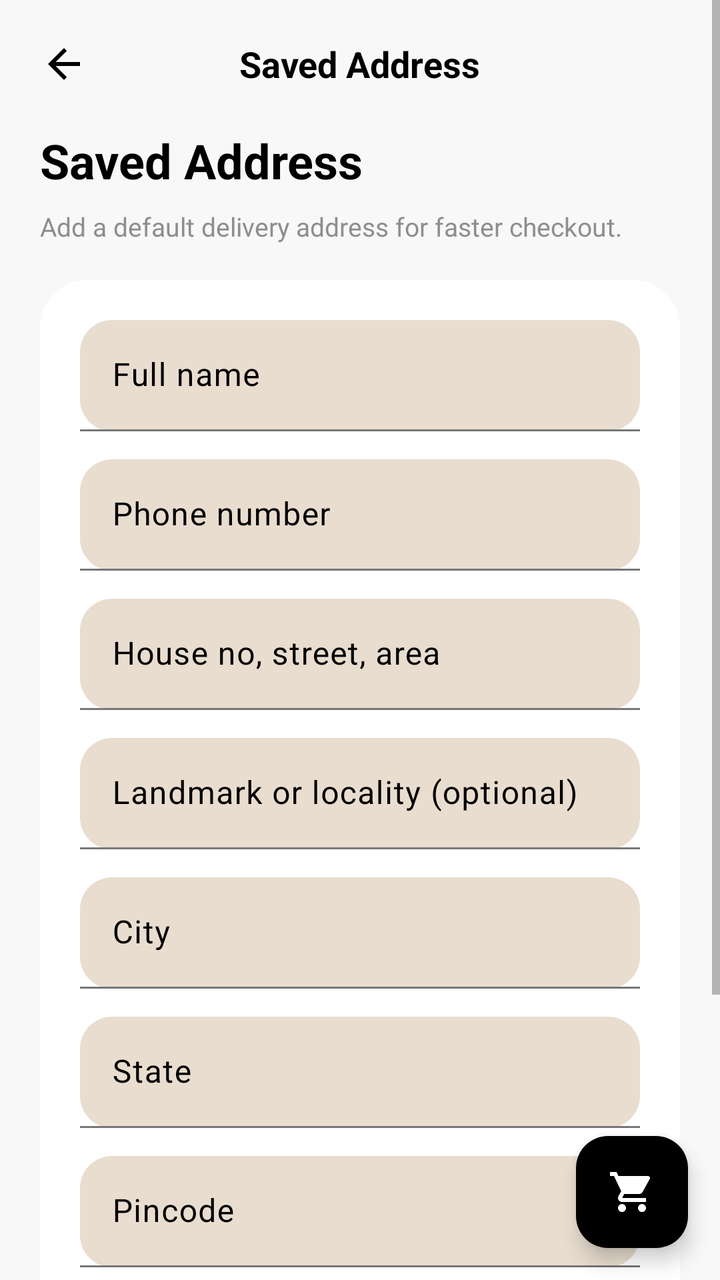
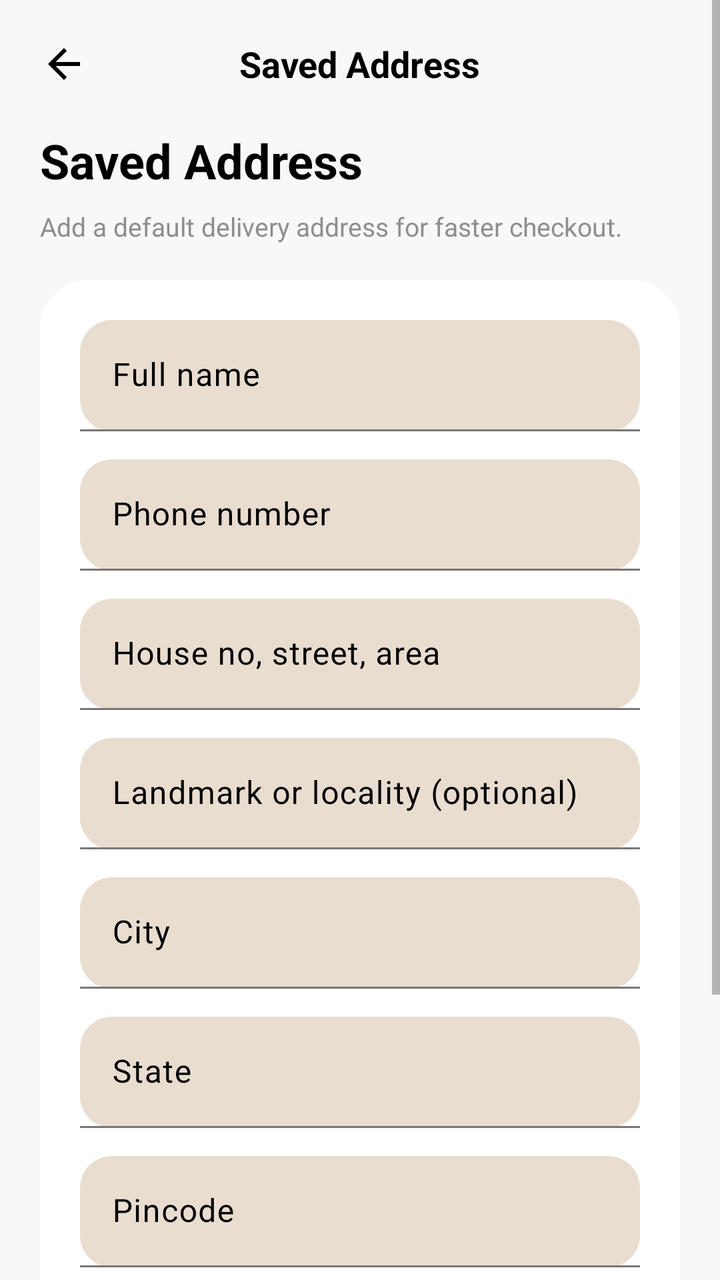

Before-and-after screenshots of an Android layout around one commit, followed by the original layout XML and the change that was made.
<!-- AndroidManifest.xml: application theme Theme.Outfy -->
<!-- res/layout/activity_edit_address.xml -->
<?xml version="1.0" encoding="utf-8"?>
<androidx.coordinatorlayout.widget.CoordinatorLayout xmlns:android="http://schemas.android.com/apk/res/android"
    xmlns:app="http://schemas.android.com/apk/res-auto"
    xmlns:tools="http://schemas.android.com/tools"
    android:layout_width="match_parent"
    android:layout_height="match_parent"
    android:background="@color/app_bg">

    <ScrollView
        android:layout_width="match_parent"
        android:layout_height="match_parent"
        android:fillViewport="true">

        <LinearLayout
            android:layout_width="match_parent"
            android:layout_height="wrap_content"
            android:orientation="vertical"
            android:paddingBottom="28dp">

            <RelativeLayout
                android:layout_width="match_parent"
                android:layout_height="64dp"
                android:paddingHorizontal="20dp">

                <ImageView
                    android:id="@+id/btnBack"
                    android:layout_width="24dp"
                    android:layout_height="24dp"
                    android:layout_centerVertical="true"
                    android:src="@drawable/ic_back" />

                <TextView
                    android:layout_width="wrap_content"
                    android:layout_height="wrap_content"
                    android:layout_centerInParent="true"
                    android:text="@string/profile_saved_address_title"
                    android:textColor="#000000"
                    android:textSize="18sp"
                    android:textStyle="bold" />
            </RelativeLayout>

            <LinearLayout
                android:layout_width="match_parent"
                android:layout_height="wrap_content"
                android:layout_marginHorizontal="20dp"
                android:orientation="vertical">

                <TextView
                    android:layout_width="wrap_content"
                    android:layout_height="wrap_content"
                    android:text="@string/saved_address_heading"
                    android:textColor="#000000"
                    android:textSize="24sp"
                    android:textStyle="bold" />

                <TextView
                    android:id="@+id/tvAddressHelper"
                    android:layout_width="match_parent"
                    android:layout_height="wrap_content"
                    android:layout_marginTop="8dp"
                    android:text="@string/saved_address_meta_new"
                    android:textColor="@color/gray_text"
                    android:textSize="13sp" />
            </LinearLayout>

            <androidx.cardview.widget.CardView
                android:layout_width="match_parent"
                android:layout_height="wrap_content"
                android:layout_marginHorizontal="20dp"
                android:layout_marginTop="18dp"
                app:cardCornerRadius="24dp"
                app:cardElevation="0dp">

                <LinearLayout
                    android:layout_width="match_parent"
                    android:layout_height="wrap_content"
                    android:background="@android:color/white"
                    android:orientation="vertical"
                    android:paddingVertical="8dp">

                    <com.google.android.material.textfield.TextInputLayout
                        android:layout_width="match_parent"
                        android:layout_height="wrap_content"
                        android:layout_marginHorizontal="20dp"
                        android:layout_marginTop="12dp"
                        app:boxBackgroundColor="#E8DDCF"
                        app:boxBackgroundMode="filled"
                        app:boxCornerRadiusBottomEnd="16dp"
                        app:boxCornerRadiusBottomStart="16dp"
                        app:boxCornerRadiusTopEnd="16dp"
                        app:boxCornerRadiusTopStart="16dp"
                        app:hintTextColor="#000000">

                        <com.google.android.material.textfield.TextInputEditText
                            android:id="@+id/etFullName"
                            android:layout_width="match_parent"
                            android:layout_height="wrap_content"
                            android:hint="@string/address_full_name_hint"
                            android:textColor="#000000" />
                    </com.google.android.material.textfield.TextInputLayout>

                    <com.google.android.material.textfield.TextInputLayout
                        android:layout_width="match_parent"
                        android:layout_height="wrap_content"
                        android:layout_marginHorizontal="20dp"
                        android:layout_marginTop="14dp"
                        app:boxBackgroundColor="#E8DDCF"
                        app:boxBackgroundMode="filled"
                        app:boxCornerRadiusBottomEnd="16dp"
                        app:boxCornerRadiusBottomStart="16dp"
                        app:boxCornerRadiusTopEnd="16dp"
                        app:boxCornerRadiusTopStart="16dp"
                        app:hintTextColor="#000000">

                        <com.google.android.material.textfield.TextInputEditText
                            android:id="@+id/etPhone"
                            android:layout_width="match_parent"
                            android:layout_height="wrap_content"
                            android:hint="@string/address_phone_hint"
                            android:inputType="phone"
                            android:textColor="#000000" />
                    </com.google.android.material.textfield.TextInputLayout>

                    <com.google.android.material.textfield.TextInputLayout
                        android:layout_width="match_parent"
                        android:layout_height="wrap_content"
                        android:layout_marginHorizontal="20dp"
                        android:layout_marginTop="14dp"
                        app:boxBackgroundColor="#E8DDCF"
                        app:boxBackgroundMode="filled"
                        app:boxCornerRadiusBottomEnd="16dp"
                        app:boxCornerRadiusBottomStart="16dp"
                        app:boxCornerRadiusTopEnd="16dp"
                        app:boxCornerRadiusTopStart="16dp"
                        app:hintTextColor="#000000">

                        <com.google.android.material.textfield.TextInputEditText
                            android:id="@+id/etLine1"
                            android:layout_width="match_parent"
                            android:layout_height="wrap_content"
                            android:hint="@string/address_line1_hint"
                            android:textColor="#000000" />
                    </com.google.android.material.textfield.TextInputLayout>

                    <com.google.android.material.textfield.TextInputLayout
                        android:layout_width="match_parent"
                        android:layout_height="wrap_content"
                        android:layout_marginHorizontal="20dp"
                        android:layout_marginTop="14dp"
                        app:boxBackgroundColor="#E8DDCF"
                        app:boxBackgroundMode="filled"
                        app:boxCornerRadiusBottomEnd="16dp"
                        app:boxCornerRadiusBottomStart="16dp"
                        app:boxCornerRadiusTopEnd="16dp"
                        app:boxCornerRadiusTopStart="16dp"
                        app:hintTextColor="#000000">

                        <com.google.android.material.textfield.TextInputEditText
                            android:id="@+id/etLine2"
                            android:layout_width="match_parent"
                            android:layout_height="wrap_content"
                            android:hint="@string/address_line2_hint"
                            android:textColor="#000000" />
                    </com.google.android.material.textfield.TextInputLayout>

                    <com.google.android.material.textfield.TextInputLayout
                        android:layout_width="match_parent"
                        android:layout_height="wrap_content"
                        android:layout_marginHorizontal="20dp"
                        android:layout_marginTop="14dp"
                        app:boxBackgroundColor="#E8DDCF"
                        app:boxBackgroundMode="filled"
                        app:boxCornerRadiusBottomEnd="16dp"
                        app:boxCornerRadiusBottomStart="16dp"
                        app:boxCornerRadiusTopEnd="16dp"
                        app:boxCornerRadiusTopStart="16dp"
                        app:hintTextColor="#000000">

                        <com.google.android.material.textfield.TextInputEditText
                            android:id="@+id/etCity"
                            android:layout_width="match_parent"
                            android:layout_height="wrap_content"
                            android:hint="@string/address_city_hint"
                            android:textColor="#000000" />
                    </com.google.android.material.textfield.TextInputLayout>

                    <com.google.android.material.textfield.TextInputLayout
                        android:layout_width="match_parent"
                        android:layout_height="wrap_content"
                        android:layout_marginHorizontal="20dp"
                        android:layout_marginTop="14dp"
                        app:boxBackgroundColor="#E8DDCF"
                        app:boxBackgroundMode="filled"
                        app:boxCornerRadiusBottomEnd="16dp"
                        app:boxCornerRadiusBottomStart="16dp"
                        app:boxCornerRadiusTopEnd="16dp"
                        app:boxCornerRadiusTopStart="16dp"
                        app:hintTextColor="#000000">

                        <com.google.android.material.textfield.TextInputEditText
                            android:id="@+id/etState"
                            android:layout_width="match_parent"
                            android:layout_height="wrap_content"
                            android:hint="@string/address_state_hint"
                            android:textColor="#000000" />
                    </com.google.android.material.textfield.TextInputLayout>

                    <com.google.android.material.textfield.TextInputLayout
                        android:layout_width="match_parent"
                        android:layout_height="wrap_content"
                        android:layout_marginHorizontal="20dp"
                        android:layout_marginTop="14dp"
                        app:boxBackgroundColor="#E8DDCF"
                        app:boxBackgroundMode="filled"
                        app:boxCornerRadiusBottomEnd="16dp"
                        app:boxCornerRadiusBottomStart="16dp"
                        app:boxCornerRadiusTopEnd="16dp"
                        app:boxCornerRadiusTopStart="16dp"
                        app:hintTextColor="#000000">

                        <com.google.android.material.textfield.TextInputEditText
                            android:id="@+id/etPincode"
                            android:layout_width="match_parent"
                            android:layout_height="wrap_content"
                            android:hint="@string/address_pincode_hint"
                            android:inputType="number"
                            android:textColor="#000000" />
                    </com.google.android.material.textfield.TextInputLayout>

                    <com.google.android.material.chip.ChipGroup
                        android:layout_width="wrap_content"
                        android:layout_height="wrap_content"
                        android:layout_marginStart="20dp"
                        android:layout_marginTop="14dp"
                        android:layout_marginBottom="14dp"
                        app:singleLine="true"
                        app:singleSelection="true">

                        <com.google.android.material.chip.Chip
                            android:id="@+id/chipHome"
                            style="@style/Widget.Material3.Chip.Filter"
                            android:layout_width="wrap_content"
                            android:layout_height="wrap_content"
                            android:checked="true"
                            android:text="@string/address_home"
                            app:checkedIconVisible="false" />

                        <com.google.android.material.chip.Chip
                            android:id="@+id/chipWork"
                            style="@style/Widget.Material3.Chip.Filter"
                            android:layout_width="wrap_content"
                            android:layout_height="wrap_content"
                            android:text="@string/address_work"
                            app:checkedIconVisible="false" />
                    </com.google.android.material.chip.ChipGroup>
                </LinearLayout>
            </androidx.cardview.widget.CardView>

            <Button
                android:id="@+id/btnSaveAddress"
                android:layout_width="match_parent"
                android:layout_height="56dp"
                android:layout_marginHorizontal="20dp"
                android:layout_marginTop="22dp"
                android:backgroundTint="#000000"
                android:text="@string/save_address"
                android:textAllCaps="false"
                android:textColor="@android:color/white" />
        </LinearLayout>
    </ScrollView>

    <ProgressBar
        android:id="@+id/progressBar"
        android:layout_width="wrap_content"
        android:layout_height="wrap_content"
        android:layout_gravity="center"
        android:visibility="gone"
        tools:visibility="visible" />

    <com.google.android.material.floatingactionbutton.FloatingActionButton
        android:id="@+id/fabCart"
        android:layout_width="wrap_content"
        android:layout_height="wrap_content"
        android:layout_gravity="bottom|end"
        android:layout_margin="16dp"
        android:src="@drawable/ic_cart"
        app:backgroundTint="#000000"
        app:tint="#FFFFFF"
        app:layout_anchorGravity="bottom|end" />

</androidx.coordinatorlayout.widget.CoordinatorLayout>
<!-- resources referenced by this layout -->
<resources>
  <color name="app_bg">#F8F8F8</color>
  <color name="gray_text">#8E8E8E</color>
  <!-- drawable ic_back (drawable) -->
  <vector xmlns:android="http://schemas.android.com/apk/res/android"
      android:width="24dp"
      android:height="24dp"
      android:viewportWidth="24"
      android:viewportHeight="24">
    <path
        android:fillColor="#000000"
        android:pathData="M20,11H7.83l5.59,-5.59L12,4l-8,8 8,8 1.41,-1.41L7.83,13H20v-2z"/>
  </vector>
  <!-- drawable ic_cart (drawable) -->
  <vector xmlns:android="http://schemas.android.com/apk/res/android"
      android:width="24dp"
      android:height="24dp"
      android:viewportWidth="24"
      android:viewportHeight="24">
    <path
        android:fillColor="#000000"
        android:pathData="M7,18c-1.1,0 -1.99,0.9 -1.99,2S5.9,22 7,22s2,-0.9 2,-2 -0.9,-2 -2,-2zM1,2v2h2l3.6,7.59 -1.35,2.45c-0.16,0.28 -0.25,0.61 -0.25,0.96 0,1.1 0.9,2 2,2h12v-2H7.42c-0.14,0 -0.25,-0.11 -0.25,-0.25l0.03,-0.12 0.9,-1.63h7.45c0.75,0 1.41,-0.41 1.75,-1.03l3.58,-6.49c0.08,-0.14 0.12,-0.31 0.12,-0.48 0,-0.55 -0.45,-1 -1,-1H5.21l-0.94,-2H1zM17,18c-1.1,0 -1.99,0.9 -1.99,2s0.89,2 1.99,2 2,-0.9 2,-2 -0.9,-2 -2,-2z"/>
  </vector>
  <string name="address_city_hint">City</string>
  <string name="address_full_name_hint">Full name</string>
  <string name="address_home">Home</string>
  <string name="address_line1_hint">House no, street, area</string>
  <string name="address_line2_hint">Landmark or locality (optional)</string>
  <string name="address_phone_hint">Phone number</string>
  <string name="address_pincode_hint">Pincode</string>
  <string name="address_state_hint">State</string>
  <string name="address_work">Work</string>
  <string name="profile_saved_address_title">Saved Address</string>
  <string name="save_address">Save Address</string>
  <string name="saved_address_heading">Saved Address</string>
  <string name="saved_address_meta_new">Add a default delivery address for faster checkout.</string>
  <style name="Theme.Outfy" parent="Base.Theme.Outfy" />
  <style name="Base.Theme.Outfy" parent="Theme.Material3.DayNight.NoActionBar">
  
          
          <item name="colorPrimary">#D6C4AF</item>
          <item name="colorOnPrimary">#000000</item>
          <item name="colorPrimaryContainer">#E8DDCF</item>
          <item name="colorOnPrimaryContainer">#000000</item>
  
          <item name="colorSecondary">#D6C4AF</item>
          <item name="colorOnSecondary">#000000</item>
          <item name="colorSecondaryContainer">#E8DDCF</item>
          <item name="colorOnSecondaryContainer">#000000</item>
  
          <item name="colorTertiary">#D6C4AF</item>
          <item name="colorOnTertiary">#000000</item>
  
          
          <item name="android:windowBackground">#F2F2F2</item>
          <item name="android:textColorPrimary">#000000</item>
          <item name="colorSurface">#FFFFFF</item>
          <item name="colorOnSurface">#000000</item>
          <item name="colorSurfaceVariant">#E8DDCF</item>
          <item name="colorOnSurfaceVariant">#000000</item>
          <item name="colorOutline">#777777</item>
  
          
          <item name="colorControlActivated">#D6C4AF</item>
          <item name="colorControlHighlight">#D6C4AF</item>
          <item name="colorControlNormal">#777777</item>
  
      </style>
</resources>

<!-- the commit's change to res/layout/activity_edit_address.xml (unified diff, before → after) -->
@@ -277,15 +277,4 @@
         android:visibility="gone"
         tools:visibility="visible" />
 
-    <com.google.android.material.floatingactionbutton.FloatingActionButton
-        android:id="@+id/fabCart"
-        android:layout_width="wrap_content"
-        android:layout_height="wrap_content"
-        android:layout_gravity="bottom|end"
-        android:layout_margin="16dp"
-        android:src="@drawable/ic_cart"
-        app:backgroundTint="#000000"
-        app:tint="#FFFFFF"
-        app:layout_anchorGravity="bottom|end" />
-
 </androidx.coordinatorlayout.widget.CoordinatorLayout>
<!-- resource entries referenced after the edit -->
@@ -11,16 +11,6 @@
     <path
         android:fillColor="#000000"
         android:pathData="M20,11H7.83l5.59,-5.59L12,4l-8,8 8,8 1.41,-1.41L7.83,13H20v-2z"/>
-  </vector>
-  <!-- drawable ic_cart (drawable) -->
-  <vector xmlns:android="http://schemas.android.com/apk/res/android"
-      android:width="24dp"
-      android:height="24dp"
-      android:viewportWidth="24"
-      android:viewportHeight="24">
-    <path
-        android:fillColor="#000000"
-        android:pathData="M7,18c-1.1,0 -1.99,0.9 -1.99,2S5.9,22 7,22s2,-0.9 2,-2 -0.9,-2 -2,-2zM1,2v2h2l3.6,7.59 -1.35,2.45c-0.16,0.28 -0.25,0.61 -0.25,0.96 0,1.1 0.9,2 2,2h12v-2H7.42c-0.14,0 -0.25,-0.11 -0.25,-0.25l0.03,-0.12 0.9,-1.63h7.45c0.75,0 1.41,-0.41 1.75,-1.03l3.58,-6.49c0.08,-0.14 0.12,-0.31 0.12,-0.48 0,-0.55 -0.45,-1 -1,-1H5.21l-0.94,-2H1zM17,18c-1.1,0 -1.99,0.9 -1.99,2s0.89,2 1.99,2 2,-0.9 2,-2 -0.9,-2 -2,-2z"/>
   </vector>
   <string name="address_city_hint">City</string>
   <string name="address_full_name_hint">Full name</string>
